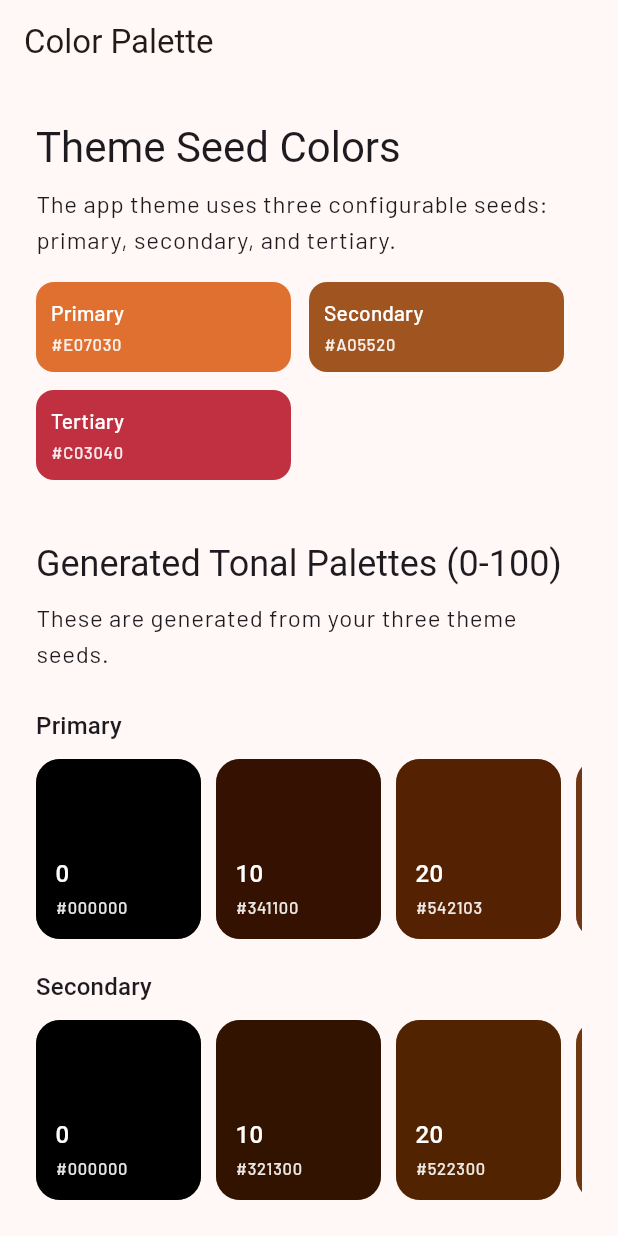
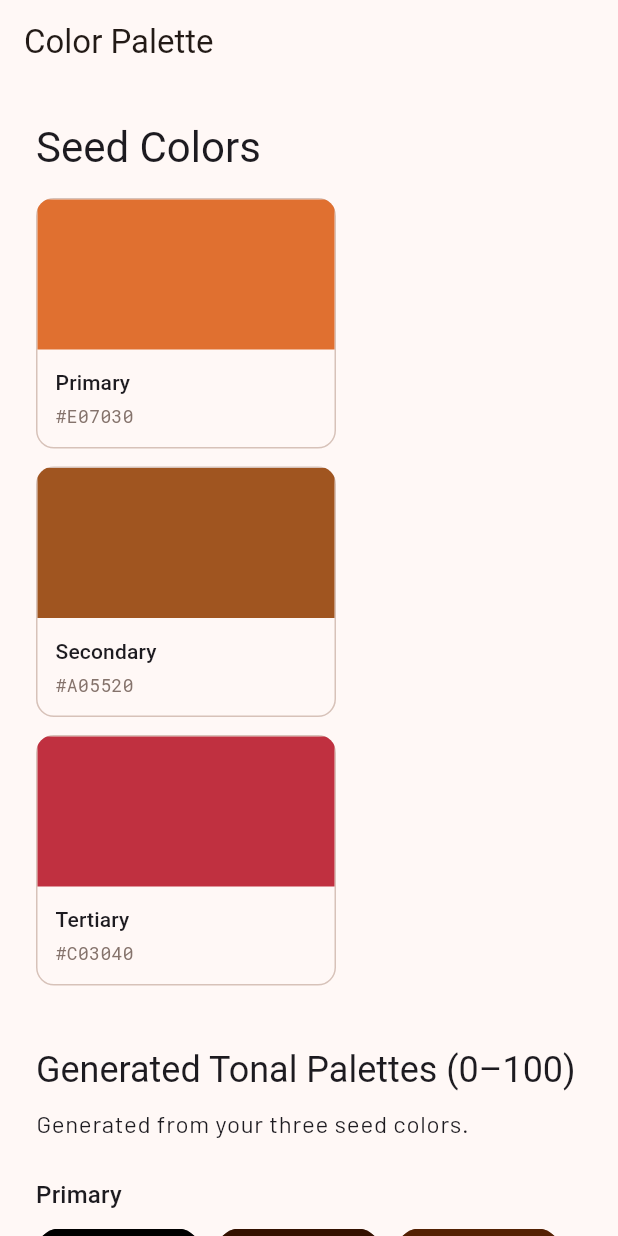
Before and after one commit to xapple/refix.website, a Flutter app: the ColorsScreen screen opened by its route, on a phone screen of 412 x 824 dp. Run offline on Flutter 3.47's test engine with Material 3 defaults, Android fonts, the light colour scheme and no system bars; our stand-ins replace flutter_colorpicker, flutter_riverpod, go_router, google_fonts, material_color_utilities; Roboto replaces fonts that are missing (Averia Serif Libre).

Commit message:
Color and font now choosable

```diff
--- a/lib/main.dart
+++ b/lib/main.dart
@@ -1,5 +1,6 @@
 import 'package:flutter/material.dart';
 import 'package:flutter_riverpod/flutter_riverpod.dart';
+
 import 'theme/app_theme.dart';
 import 'router/app_router.dart';
 
@@ -7,17 +8,19 @@ void main() {
   runApp(const ProviderScope(child: RefixApp()));
 }
 
-class RefixApp extends StatelessWidget {
+class RefixApp extends ConsumerWidget {
   const RefixApp({super.key});
 
   @override
-  Widget build(BuildContext context) {
+  Widget build(BuildContext context, WidgetRef ref) {
+    final themes = ref.watch(appThemeProvider);
+
     return MaterialApp.router(
       title: 'Refix',
       debugShowCheckedModeBanner: false,
-      theme: AppTheme.light(),
-      darkTheme: AppTheme.dark(),
-      themeMode: ThemeMode.system,
+      theme:      themes.light,
+      darkTheme:  themes.dark,
+      themeMode:  ThemeMode.system,
       routerConfig: appRouter,
     );
   }
--- /dev/null
+++ b/lib/providers/color_providers.dart
@@ -0,0 +1,8 @@
+import 'package:flutter/material.dart';
+import 'package:flutter_riverpod/flutter_riverpod.dart';
+
+import '../theme/app_colors.dart';
+
+final primaryColorProvider   = StateProvider<Color>((ref) => AppColors.defaultPrimary);
+final secondaryColorProvider = StateProvider<Color>((ref) => AppColors.defaultSecondary);
+final tertiaryColorProvider  = StateProvider<Color>((ref) => AppColors.defaultTertiary);
--- /dev/null
+++ b/lib/providers/font_providers.dart
@@ -0,0 +1,5 @@
+import 'package:flutter_riverpod/flutter_riverpod.dart';
+import '../theme/app_fonts.dart';
+
+final titleFontProvider = StateProvider<String>((ref) => AppFonts.defaultTitleFont);
+final bodyFontProvider  = StateProvider<String>((ref) => AppFonts.defaultBodyFont);
--- a/lib/screens/colors_screen.dart
+++ b/lib/screens/colors_screen.dart
@@ -1,124 +1,74 @@
 import 'package:flutter/material.dart';
+import 'package:flutter_colorpicker/flutter_colorpicker.dart';
+import 'package:flutter_riverpod/flutter_riverpod.dart';
+import 'package:google_fonts/google_fonts.dart';
 import 'package:material_color_utilities/material_color_utilities.dart';
 
-import '../theme/app_theme.dart';
+import '../providers/color_providers.dart';
 
-class ColorsScreen extends StatelessWidget {
+class ColorsScreen extends ConsumerWidget {
   const ColorsScreen({super.key});
 
   @override
-  Widget build(BuildContext context) {
+  Widget build(BuildContext context, WidgetRef ref) {
+    final primary   = ref.watch(primaryColorProvider);
+    final secondary = ref.watch(secondaryColorProvider);
+    final tertiary  = ref.watch(tertiaryColorProvider);
+
     final colorScheme = Theme.of(context).colorScheme;
-    final textTheme = Theme.of(context).textTheme;
-    final primaryScheme = SchemeTonalSpot(
-      sourceColorHct: Hct.fromInt(AppTheme.primarySeed.toARGB32()),
-      isDark: false,
-      contrastLevel: 0,
-    );
-    final secondaryScheme = SchemeTonalSpot(
-      sourceColorHct: Hct.fromInt(AppTheme.secondarySeed.toARGB32()),
-      isDark: false,
-      contrastLevel: 0,
-    );
-    final tertiaryScheme = SchemeTonalSpot(
-      sourceColorHct: Hct.fromInt(AppTheme.tertiarySeed.toARGB32()),
-      isDark: false,
-      contrastLevel: 0,
-    );
+    final textTheme   = Theme.of(context).textTheme;
+
+    final primaryPalette   = SchemeTonalSpot(sourceColorHct: Hct.fromInt(primary.toARGB32()),   isDark: false, contrastLevel: 0).primaryPalette;
+    final secondaryPalette = SchemeTonalSpot(sourceColorHct: Hct.fromInt(secondary.toARGB32()), isDark: false, contrastLevel: 0).primaryPalette;
+    final tertiaryPalette  = SchemeTonalSpot(sourceColorHct: Hct.fromInt(tertiary.toARGB32()),  isDark: false, contrastLevel: 0).primaryPalette;
 
     return Scaffold(
-      appBar: AppBar(
-        title: const Text('Color Palette'),
-      ),
+      appBar: AppBar(title: const Text('Color Palette')),
       body: Center(
         child: ConstrainedBox(
           constraints: const BoxConstraints(maxWidth: 1400),
           child: ListView(
             padding: const EdgeInsets.all(24),
             children: [
-              Text(
-                'Theme Seed Colors',
-                style: textTheme.headlineMedium,
-              ),
-              const SizedBox(height: 8),
-              Text(
-                'The app theme uses three configurable seeds: primary, secondary, and tertiary.',
-                style: textTheme.bodyLarge,
-              ),
+              Text('Seed Colors', style: textTheme.headlineMedium),
               const SizedBox(height: 16),
               Wrap(
                 spacing: 12,
                 runSpacing: 12,
                 children: [
-                  const SeedChip(name: 'Primary', color: AppTheme.primarySeed),
-                  const SeedChip(
-                    name: 'Secondary',
-                    color: AppTheme.secondarySeed,
-                  ),
-                  const SeedChip(
-                    name: 'Tertiary',
-                    color: AppTheme.tertiarySeed,
-                  ),
+                  _ColorPickerCard(label: 'Primary',   provider: primaryColorProvider),
+                  _ColorPickerCard(label: 'Secondary', provider: secondaryColorProvider),
+                  _ColorPickerCard(label: 'Tertiary',  provider: tertiaryColorProvider),
                 ],
               ),
               const SizedBox(height: 40),
-              Text(
-                'Generated Tonal Palettes (0-100)',
-                style: textTheme.headlineSmall,
-              ),
+              Text('Generated Tonal Palettes (0–100)', style: textTheme.headlineSmall),
               const SizedBox(height: 8),
-              Text(
-                'These are generated from your three theme seeds.',
-                style: textTheme.bodyLarge,
-              ),
+              Text('Generated from your three seed colors.', style: textTheme.bodyLarge),
               const SizedBox(height: 24),
-              PaletteStrip(
-                label: 'Primary',
-                swatches: tonalSwatches(primaryScheme.primaryPalette),
-              ),
+              PaletteStrip(label: 'Primary',   swatches: _swatches(primaryPalette)),
               const SizedBox(height: 20),
-              PaletteStrip(
-                label: 'Secondary',
-                swatches: tonalSwatches(secondaryScheme.primaryPalette),
-              ),
+              PaletteStrip(label: 'Secondary', swatches: _swatches(secondaryPalette)),
               const SizedBox(height: 20),
-              PaletteStrip(
-                label: 'Tertiary',
-                swatches: tonalSwatches(tertiaryScheme.primaryPalette),
-              ),
+              PaletteStrip(label: 'Tertiary',  swatches: _swatches(tertiaryPalette)),
               const SizedBox(height: 40),
-              Text(
-                'Active Theme ColorScheme Roles',
-                style: textTheme.headlineSmall,
-              ),
+              Text('Active ColorScheme Roles', style: textTheme.headlineSmall),
               const SizedBox(height: 8),
-              Text(
-                'These are the colors currently exposed by ThemeData.colorScheme.',
-                style: textTheme.bodyLarge,
-              ),
+              Text('Colors currently exposed by ThemeData.colorScheme.', style: textTheme.bodyLarge),
               const SizedBox(height: 20),
               Wrap(
                 spacing: 12,
                 runSpacing: 12,
                 children: [
-                  RoleChip(name: 'primary', color: colorScheme.primary),
-                  RoleChip(
-                    name: 'primaryContainer',
-                    color: colorScheme.primaryContainer,
-                  ),
-                  RoleChip(name: 'secondary', color: colorScheme.secondary),
-                  RoleChip(
-                    name: 'secondaryContainer',
-                    color: colorScheme.secondaryContainer,
-                  ),
-                  RoleChip(name: 'tertiary', color: colorScheme.tertiary),
-                  RoleChip(
-                    name: 'tertiaryContainer',
-                    color: colorScheme.tertiaryContainer,
-                  ),
-                  RoleChip(name: 'surface', color: colorScheme.surface),
-                  RoleChip(name: 'outline', color: colorScheme.outline),
-                  RoleChip(name: 'error', color: colorScheme.error),
+                  RoleChip(name: 'primary',            color: colorScheme.primary),
+                  RoleChip(name: 'primaryContainer',   color: colorScheme.primaryContainer),
+                  RoleChip(name: 'secondary',          color: colorScheme.secondary),
+                  RoleChip(name: 'secondaryContainer', color: colorScheme.secondaryContainer),
+                  RoleChip(name: 'tertiary',           color: colorScheme.tertiary),
+                  RoleChip(name: 'tertiaryContainer',  color: colorScheme.tertiaryContainer),
+                  RoleChip(name: 'surface',            color: colorScheme.surface),
+                  RoleChip(name: 'outline',            color: colorScheme.outline),
+                  RoleChip(name: 'error',              color: colorScheme.error),
                 ],
               ),
             ],
@@ -129,36 +79,142 @@ class ColorsScreen extends StatelessWidget {
   }
 }
 
-List<SwatchItem> tonalSwatches(TonalPalette palette) {
-  return [
-    for (final tone in TonalPalette.commonTones)
-      SwatchItem(tone, Color(palette.get(tone))),
-  ];
+// ── Color picker card ────────────────────────────────────────────────────────
+
+class _ColorPickerCard extends ConsumerWidget {
+  const _ColorPickerCard({required this.label, required this.provider});
+
+  final String             label;
+  final StateProvider<Color> provider;
+
+  @override
+  Widget build(BuildContext context, WidgetRef ref) {
+    final color       = ref.watch(provider);
+    final tt          = Theme.of(context).textTheme;
+    final colorScheme = Theme.of(context).colorScheme;
+
+    return Container(
+      width: 200,
+      clipBehavior: Clip.antiAlias,
+      decoration: BoxDecoration(
+        color: colorScheme.surface,
+        borderRadius: BorderRadius.circular(12),
+        border: Border.all(color: colorScheme.outlineVariant),
+      ),
+      child: Column(
+        crossAxisAlignment: CrossAxisAlignment.start,
+        children: [
+          GestureDetector(
+            onTap: () => _showPicker(context, ref, color),
+            child: Container(height: 100, color: color),
+          ),
+          Padding(
+            padding: const EdgeInsets.all(12),
+            child: Column(
+              crossAxisAlignment: CrossAxisAlignment.start,
+              children: [
+                Text(label, style: tt.titleSmall),
+                const SizedBox(height: 4),
+                Text(
+                  _hex(color),
+                  style: GoogleFonts.robotoMono(fontSize: 12, color: colorScheme.outline),
+                ),
+              ],
+            ),
+          ),
+        ],
+      ),
+    );
+  }
+
+  void _showPicker(BuildContext context, WidgetRef ref, Color current) {
+    showDialog(
+      context: context,
+      builder: (_) => _ColorPickerDialog(
+        label:     label,
+        initial:   current,
+        onChanged: (c) => ref.read(provider.notifier).state = c,
+      ),
+    );
+  }
 }
+
+class _ColorPickerDialog extends StatefulWidget {
+  const _ColorPickerDialog({
+    required this.label,
+    required this.initial,
+    required this.onChanged,
+  });
+
+  final String             label;
+  final Color              initial;
+  final ValueChanged<Color> onChanged;
+
+  @override
+  State<_ColorPickerDialog> createState() => _ColorPickerDialogState();
+}
+
+class _ColorPickerDialogState extends State<_ColorPickerDialog> {
+  late Color _color;
+
+  @override
+  void initState() {
+    super.initState();
+    _color = widget.initial;
+  }
+
+  @override
+  Widget build(BuildContext context) {
+    return AlertDialog(
+      title: Text('${widget.label} color'),
+      content: SingleChildScrollView(
+        child: ColorPicker(
+          pickerColor: _color,
+          onColorChanged: (color) {
+            setState(() => _color = color);
+            widget.onChanged(color);
+          },
+          enableAlpha: false,
+        ),
+      ),
+      actions: [
+        TextButton(
+          onPressed: () => Navigator.pop(context),
+          child: const Text('Done'),
+        ),
+      ],
+    );
+  }
+}
+
+// ── Supporting widgets ───────────────────────────────────────────────────────
+
+List<_SwatchItem> _swatches(TonalPalette palette) => [
+  for (final tone in TonalPalette.commonTones)
+    _SwatchItem(tone, Color(palette.get(tone))),
+];
 
 class PaletteStrip extends StatelessWidget {
   const PaletteStrip({super.key, required this.label, required this.swatches});
 
-  final String label;
-  final List<SwatchItem> swatches;
+  final String           label;
+  final List<_SwatchItem> swatches;
 
   @override
   Widget build(BuildContext context) {
-    final textTheme = Theme.of(context).textTheme;
-
     return Column(
       crossAxisAlignment: CrossAxisAlignment.start,
       children: [
-        Text(label, style: textTheme.titleMedium),
+        Text(label, style: Theme.of(context).textTheme.titleMedium),
         const SizedBox(height: 10),
         SingleChildScrollView(
           scrollDirection: Axis.horizontal,
           child: Row(
             children: [
-              for (final swatch in swatches)
+              for (final s in swatches)
                 Padding(
                   padding: const EdgeInsets.only(right: 10),
-                  child: SwatchCard(item: swatch),
+                  child: _SwatchCard(item: s),
                 ),
             ],
           ),
@@ -168,55 +224,16 @@ class PaletteStrip extends StatelessWidget {
   }
 }
 
-class SeedChip extends StatelessWidget {
-  const SeedChip({super.key, required this.name, required this.color});
+class _SwatchCard extends StatelessWidget {
+  const _SwatchCard({required this.item});
 
-  final String name;
-  final Color color;
+  final _SwatchItem item;
 
   @override
   Widget build(BuildContext context) {
-    final foreground = color.computeLuminance() > 0.5
-        ? Colors.black
-        : Colors.white;
+    final textColor = item.color.computeLuminance() > 0.5 ? Colors.black : Colors.white;
     final textTheme = Theme.of(context).textTheme;
-
-    return Container(
-      width: 170,
-      padding: const EdgeInsets.all(10),
-      decoration: BoxDecoration(
-        color: color,
-        borderRadius: BorderRadius.circular(12),
-      ),
-      child: Column(
-        crossAxisAlignment: CrossAxisAlignment.start,
-        children: [
-          Text(name, style: textTheme.labelLarge?.copyWith(color: foreground)),
-          const SizedBox(height: 4),
-          Text(
-            _hex(color),
-            style: textTheme.labelSmall?.copyWith(
-              color: foreground.withValues(alpha: 0.9),
-            ),
-          ),
-        ],
-      ),
-    );
-  }
-}
-
-class SwatchCard extends StatelessWidget {
-  const SwatchCard({super.key, required this.item});
-
-  final SwatchItem item;
-
-  @override
-  Widget build(BuildContext context) {
-    final textColor = item.color.computeLuminance() > 0.5
-        ? Colors.black
-        : Colors.white;
-    final textTheme = Theme.of(context).textTheme;
-    final borderColor = item.color.computeLuminance() > 0.92
+    final border    = item.color.computeLuminance() > 0.92
         ? Colors.black12
         : item.color.withValues(alpha: 0.7);
 
@@ -226,24 +243,16 @@ class SwatchCard extends StatelessWidget {
       decoration: BoxDecoration(
         color: item.color,
         borderRadius: BorderRadius.circular(16),
-        border: Border.all(color: borderColor),
+        border: Border.all(color: border),
       ),
       padding: const EdgeInsets.all(12),
       child: Column(
         crossAxisAlignment: CrossAxisAlignment.start,
         mainAxisAlignment: MainAxisAlignment.end,
         children: [
-          Text(
-            '${item.tone}',
-            style: textTheme.titleMedium?.copyWith(color: textColor),
-          ),
+          Text('${item.tone}', style: textTheme.titleMedium?.copyWith(color: textColor)),
           const SizedBox(height: 2),
-          Text(
-            item.hex,
-            style: textTheme.labelSmall?.copyWith(
-              color: textColor.withValues(alpha: 0.9),
-            ),
-          ),
+          Text(item.hex, style: textTheme.labelSmall?.copyWith(color: textColor.withValues(alpha: 0.9))),
         ],
       ),
     );
@@ -254,17 +263,13 @@ class RoleChip extends StatelessWidget {
   const RoleChip({super.key, required this.name, required this.color});
 
   final String name;
-  final Color color;
+  final Color  color;
 
   @override
   Widget build(BuildContext context) {
-    final foreground = color.computeLuminance() > 0.5
-        ? Colors.black
-        : Colors.white;
-    final textTheme = Theme.of(context).textTheme;
-    final borderColor = color.computeLuminance() > 0.92
-        ? Colors.black12
-        : color.withValues(alpha: 0.7);
+    final fg     = color.computeLuminance() > 0.5 ? Colors.black : Colors.white;
+    final border = color.computeLuminance() > 0.92 ? Colors.black12 : color.withValues(alpha: 0.7);
+    final tt     = Theme.of(context).textTheme;
 
     return Container(
       width: 180,
@@ -272,29 +277,24 @@ class RoleChip extends StatelessWidget {
       decoration: BoxDecoration(
         color: color,
         borderRadius: BorderRadius.circular(14),
-        border: Border.all(color: borderColor),
+        border: Border.all(color: border),
       ),
       child: Column(
         crossAxisAlignment: CrossAxisAlignment.start,
         children: [
-          Text(name, style: textTheme.labelLarge?.copyWith(color: foreground)),
+          Text(name,    style: tt.labelLarge?.copyWith(color: fg)),
           const SizedBox(height: 4),
-          Text(
-            _hex(color),
-            style: textTheme.labelSmall?.copyWith(
-              color: foreground.withValues(alpha: 0.9),
-            ),
-          ),
+          Text(_hex(color), style: tt.labelSmall?.copyWith(color: fg.withValues(alpha: 0.9))),
         ],
       ),
     );
   }
 }
 
-class SwatchItem {
-  const SwatchItem(this.tone, this.color);
+class _SwatchItem {
+  const _SwatchItem(this.tone, this.color);
 
-  final int tone;
+  final int   tone;
   final Color color;
 
   String get hex => _hex(color);
--- a/lib/theme/app_theme.dart
+++ b/lib/theme/app_theme.dart
@@ -1,48 +1,50 @@
 import 'package:flutter/material.dart';
+import 'package:flutter_riverpod/flutter_riverpod.dart';
+
 import 'app_fonts.dart';
+import '../providers/color_providers.dart';
+import '../providers/font_providers.dart';
 
-class AppTheme {
-  AppTheme._();
+/// Derived provider — watches all theme state and returns both ThemeData variants.
+final appThemeProvider = Provider<({ThemeData light, ThemeData dark})>((ref) {
+  final primary   = ref.watch(primaryColorProvider);
+  final secondary = ref.watch(secondaryColorProvider);
+  final tertiary  = ref.watch(tertiaryColorProvider);
+  final titleFont = ref.watch(titleFontProvider);
+  final bodyFont  = ref.watch(bodyFontProvider);
 
-  static const Color primarySeed = Color(0xFFE07030);   // warm orange/terracotta
-  static const Color secondarySeed = Color(0xFFA05520); // warm amber/brown
-  static const Color tertiarySeed = Color(0xFFC03040);  // rose/crimson
+  return (
+    light: _build(Brightness.light, primary, secondary, tertiary, titleFont, bodyFont),
+    dark:  _build(Brightness.dark,  primary, secondary, tertiary, titleFont, bodyFont),
+  );
+});
 
-  static ColorScheme _buildScheme(Brightness brightness) {
-    final primary = ColorScheme.fromSeed(
-      seedColor: primarySeed,
-      brightness: brightness,
-    );
-    final secondary = ColorScheme.fromSeed(
-      seedColor: secondarySeed,
-      brightness: brightness,
-    );
-    final tertiary = ColorScheme.fromSeed(
-      seedColor: tertiarySeed,
-      brightness: brightness,
-    );
+ThemeData _build(
+  Brightness brightness,
+  Color primary,
+  Color secondary,
+  Color tertiary,
+  String titleFont,
+  String bodyFont,
+) {
+  final primaryScheme   = ColorScheme.fromSeed(seedColor: primary,   brightness: brightness);
+  final secondaryScheme = ColorScheme.fromSeed(seedColor: secondary, brightness: brightness);
+  final tertiaryScheme  = ColorScheme.fromSeed(seedColor: tertiary,  brightness: brightness);
 
-    return primary.copyWith(
-      secondary: secondary.primary,
-      onSecondary: secondary.onPrimary,
-      secondaryContainer: secondary.primaryContainer,
-      onSecondaryContainer: secondary.onPrimaryContainer,
-      tertiary: tertiary.primary,
-      onTertiary: tertiary.onPrimary,
-      tertiaryContainer: tertiary.primaryContainer,
-      onTertiaryContainer: tertiary.onPrimaryContainer,
-    );
-  }
-
-  static ThemeData light() => ThemeData(
-    useMaterial3: true,
-    colorScheme: _buildScheme(Brightness.light),
-    textTheme: AppFonts.textTheme,
+  final colorScheme = primaryScheme.copyWith(
+    secondary:            secondaryScheme.primary,
+    onSecondary:          secondaryScheme.onPrimary,
+    secondaryContainer:   secondaryScheme.primaryContainer,
+    onSecondaryContainer: secondaryScheme.onPrimaryContainer,
+    tertiary:             tertiaryScheme.primary,
+    onTertiary:           tertiaryScheme.onPrimary,
+    tertiaryContainer:    tertiaryScheme.primaryContainer,
+    onTertiaryContainer:  tertiaryScheme.onPrimaryContainer,
   );
 
-  static ThemeData dark() => ThemeData(
+  return ThemeData(
     useMaterial3: true,
-    colorScheme: _buildScheme(Brightness.dark),
-    textTheme: AppFonts.textTheme,
+    colorScheme:  colorScheme,
+    textTheme:    AppFonts.buildTextTheme(titleFont, bodyFont),
   );
 }
--- a/pubspec.yaml
+++ b/pubspec.yaml
@@ -36,6 +36,7 @@ dependencies:
   flutter_riverpod: ^3.2.1
   google_fonts: ^8.0.2
   material_color_utilities: ^0.13.0
+  flutter_colorpicker: ^1.1.0
 
 dev_dependencies:
   flutter_test:
```
Also changed, not shown: lib/screens/fonts_screen.dart (+122 -22 lines), lib/theme/app_colors.dart (added, +9 -0 lines), lib/theme/app_fonts.dart (+21 -4 lines), pubspec.lock.
